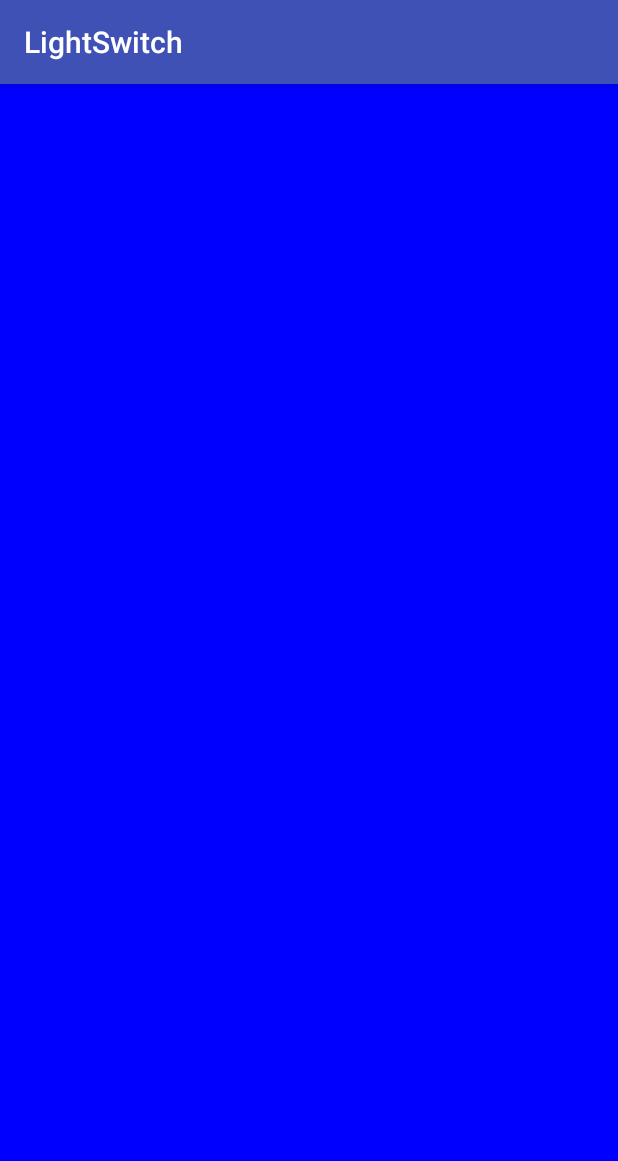
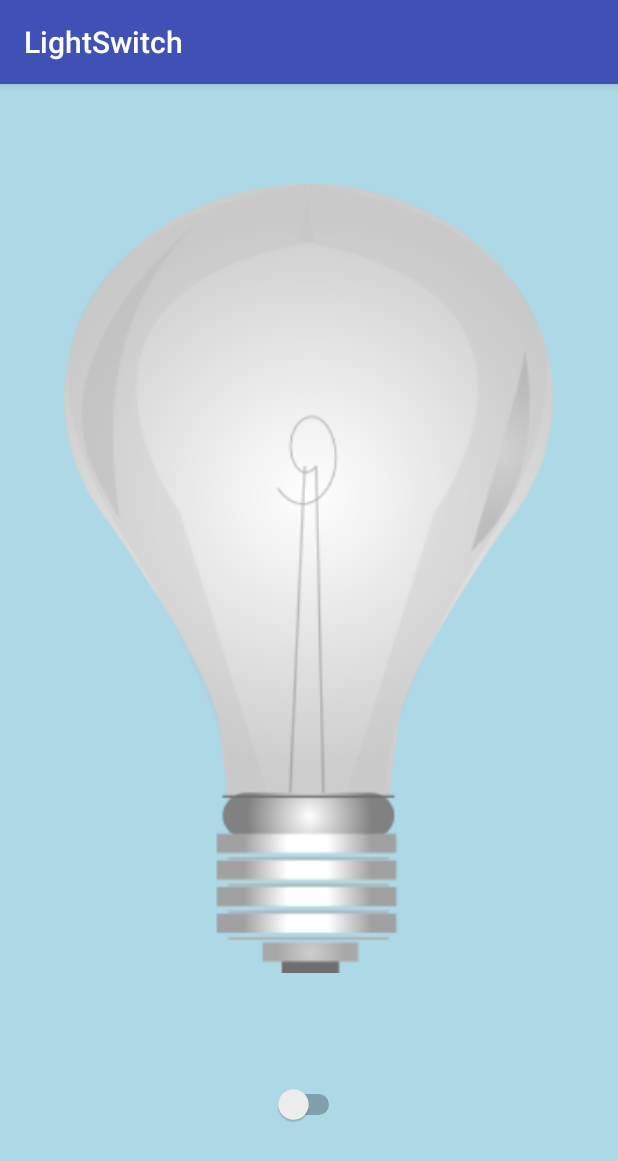
Before and after one commit to shaunchristensen/CS4530, an Android app: the screen it shows after launch (MainActivity), on a phone screen of 412 x 824 dp. Shown: the top 1161 px of the screen. Run offline under Robolectric (Android 15) with nearby library versions, the phone set to English and light mode, and no system bars.

Commit message:
Project 0 - Light Switch

```diff
--- a/LightSwitch/app/src/main/java/edu/utah/cs/cs4530/lightswitch/MainActivity.java
+++ b/LightSwitch/app/src/main/java/edu/utah/cs/cs4530/lightswitch/MainActivity.java
@@ -1,20 +1,65 @@
+/**
+ * Author:     Shaun Christensen
+ * Course:     CS 4530 - Mobile Application Programming: Android
+ * Date:       2016.08.29
+ * Assignment: Project 0 - Light Switch
+ */
+
 package edu.utah.cs.cs4530.lightswitch;
 
 import android.graphics.Color;
 import android.support.v7.app.AppCompatActivity;
 import android.os.Bundle;
-import android.view.View;
+import android.util.Log;
+import android.view.Gravity;
+import android.view.ViewGroup;
+import android.widget.CompoundButton;
+import android.widget.ImageView;
+import android.widget.LinearLayout;
+import android.widget.Switch;
 
-public class MainActivity extends AppCompatActivity
+public class MainActivity extends AppCompatActivity implements CompoundButton.OnCheckedChangeListener
 {
+    ImageView imageView = null;
+
     @Override
     protected void onCreate(Bundle savedInstanceState)
     {
         super.onCreate(savedInstanceState);
 
-        View view = new View(this);
-        view.setBackgroundColor(Color.BLUE);
+        imageView = new ImageView(this);
+        imageView.setImageResource(R.drawable.off);
 
-        setContentView(view);
+        LinearLayout.LayoutParams imageViewLayoutParams = new LinearLayout.LayoutParams(ViewGroup.LayoutParams.MATCH_PARENT, 0, 3);
+        imageViewLayoutParams.topMargin = 100;
+
+        Switch lightSwitch = new Switch(this);
+        lightSwitch.setOnCheckedChangeListener(this);
+
+        LinearLayout.LayoutParams lightSwitchLayoutParams = new LinearLayout.LayoutParams(ViewGroup.LayoutParams.WRAP_CONTENT, 0, 1);
+        lightSwitchLayoutParams.gravity = Gravity.CENTER_HORIZONTAL;
+
+        LinearLayout linearLayout = new LinearLayout(this);
+        linearLayout.addView(imageView, imageViewLayoutParams);
+        linearLayout.addView(lightSwitch, lightSwitchLayoutParams);
+        linearLayout.setBackgroundColor(Color.argb(255, 173, 216, 230));
+        linearLayout.setOrientation(LinearLayout.VERTICAL);
+
+        setContentView(linearLayout);
+    }
+
+    @Override
+    public void onCheckedChanged(CompoundButton compoundButton, boolean b)
+    {
+        if (b)
+        {
+            imageView.setImageResource(R.drawable.on);
+            Log.i("Tag", "Toggle Light Switch On");
+        }
+        else
+        {
+            imageView.setImageResource(R.drawable.off);
+            Log.i("Tag", "Toggle Light Switch Off");
+        }
     }
 }
```
Also changed, not shown: LightSwitch/app/src/main/res/drawable/off.png (added), LightSwitch/app/src/main/res/drawable/on.png (added).
